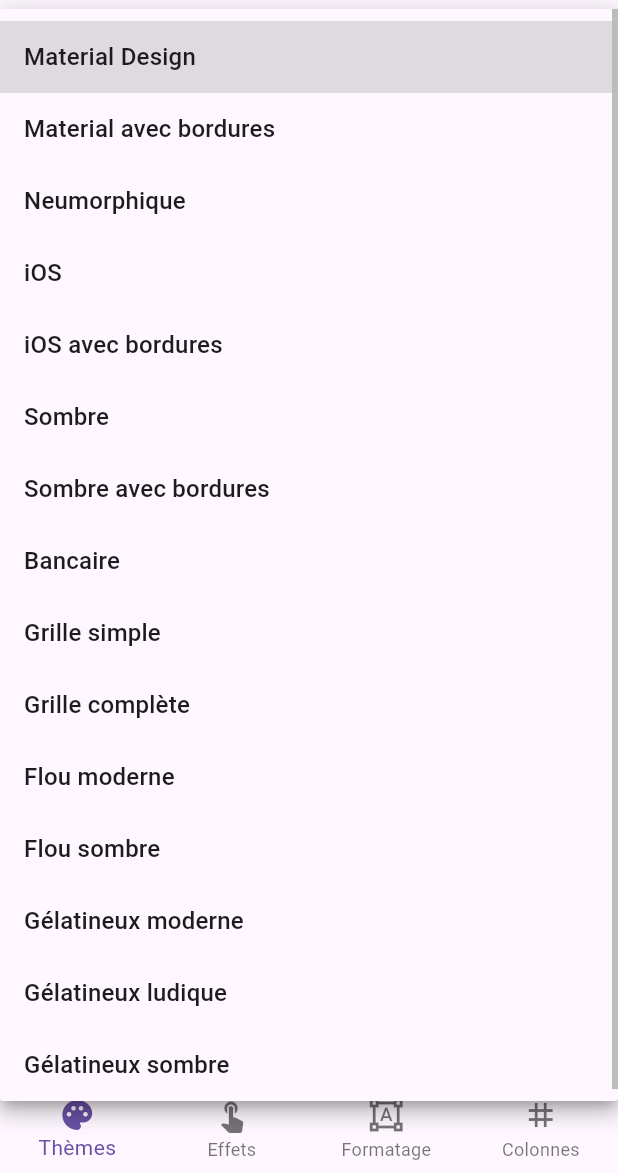
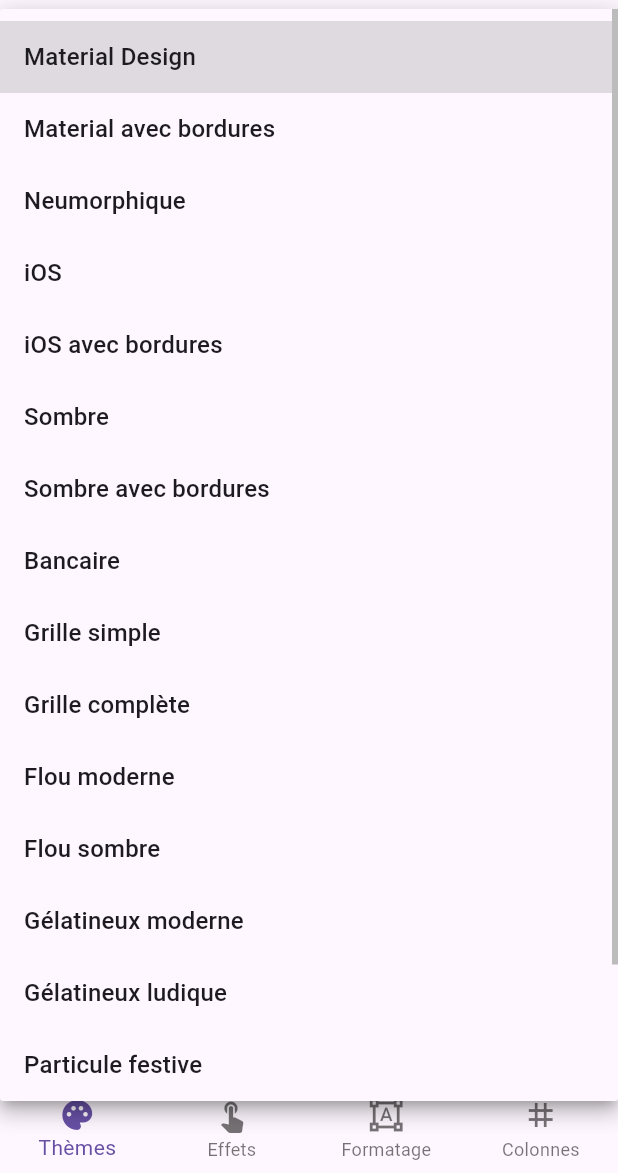
Before and after one commit to inossan-dev/flutter_secret_keyboard, a Flutter app: the screen it shows after launch, after a tap on "Material Design", on a phone screen of 412 x 824 dp, the part 63-1236 px from its top. Run offline on Flutter 3.47's test engine with Material 3 defaults, Android fonts, the phone set to English and light mode, and no system bars.

Commit message:
ajouter les effets particule, néon et aquatique

```diff
--- a/example/lib/main.dart
+++ b/example/lib/main.dart
@@ -109,7 +109,9 @@ class _ThemeDemoPageState extends State<ThemeDemoPage> {
     {'name': 'Flou sombre', 'theme': SecretKeyboardTheme.blurredDark},
     {'name': 'Gélatineux moderne', 'theme': SecretKeyboardTheme.jellyModern},
     {'name': 'Gélatineux ludique', 'theme': SecretKeyboardTheme.jellyPlayful},
-    {'name': 'Gélatineux sombre', 'theme': SecretKeyboardTheme.jellyDark},
+    {'name': 'Particule festive', 'theme': SecretKeyboardTheme.particleFestive},
+    {'name': 'Onde aquatique', 'theme': SecretKeyboardTheme.waveAquatic},
+    {'name': 'Néon cyber', 'theme': SecretKeyboardTheme.neonCyber},
   ];
 
   // Thème sélectionné (par défaut: Material Design)
--- a/lib/src/constants/constants.dart
+++ b/lib/src/constants/constants.dart
@@ -129,4 +129,13 @@ enum KeyTouchEffect {
 
   /// Effet gélatineux avec déformation élastique
   jelly,
+
+  /// Effet de particules colorées
+  particle,
+
+  /// Effet d'onde concentrique
+  wave,
+
+  /// Effet néon lumineux
+  neon,
 }
--- a/lib/src/themes/secret_keyboard_theme.dart
+++ b/lib/src/themes/secret_keyboard_theme.dart
@@ -337,4 +337,62 @@ class SecretKeyboardTheme {
     animationDuration: Duration(milliseconds: 380),
   );
 
+  /// Thème avec effet de particules - style festif
+  static const SecretKeyboardTheme particleFestive = SecretKeyboardTheme(
+    touchEffect: KeyTouchEffect.particle,
+    primaryColor: Color(0xFFFF6B6B),
+    backgroundColor: Colors.white,
+    textColor: Color(0xFF2E2E2E),
+    textStyle: TextStyle(
+      fontSize: 26,
+      color: Color(0xFF2E2E2E),
+      fontWeight: FontWeight.w600,
+      letterSpacing: 0.2,
+    ),
+    animationDuration: Duration(milliseconds: 800),
+  );
+
+  /// Thème avec effet d'onde - style aquatique
+  static const SecretKeyboardTheme waveAquatic = SecretKeyboardTheme(
+    touchEffect: KeyTouchEffect.wave,
+    primaryColor: Color(0xFF00B4D8),
+    backgroundColor: Color(0xFFF0F9FF),
+    textColor: Color(0xFF0A3449),
+    textStyle: TextStyle(
+      fontSize: 24,
+      color: Color(0xFF0A3449),
+      fontWeight: FontWeight.w500,
+      letterSpacing: 0.15,
+    ),
+    animationDuration: Duration(milliseconds: 600),
+  );
+
+  /// Thème avec effet néon - style cyberpunk
+  static const SecretKeyboardTheme neonCyber = SecretKeyboardTheme(
+    touchEffect: KeyTouchEffect.neon,
+    primaryColor: Color(0xFF00FFFF),
+    backgroundColor: Color(0xFF0A0A0A),  // Fond sombre mais pas noir complet
+    secondaryColor: Color(0xFF1A1A1A),
+    textColor: Color(0xFFFFFFFF),  // Texte blanc pour meilleur contraste
+    textStyle: TextStyle(
+      fontSize: 26,
+      color: Color(0xFFFFFFFF),  // Blanc pour visibilité optimale
+      fontWeight: FontWeight.w500,  // Plus épais pour mieux voir
+      letterSpacing: 0.3,
+      fontFamily: 'monospace',  // Police monospace pour style tech
+      shadows: [
+        Shadow(
+          blurRadius: 10,
+          color: Color(0xFF00FFFF),  // Lueur cyan autour du texte
+          offset: Offset(0, 0),
+        ),
+        Shadow(
+          blurRadius: 20,
+          color: Color(0x8000FFFF),  // Halo plus large
+          offset: Offset(0, 0),
+        ),
+      ],
+    ),
+    animationDuration: Duration(milliseconds: 400),
+  );
 }
--- a/lib/src/utils/key_migration_helper.dart
+++ b/lib/src/utils/key_migration_helper.dart
@@ -1,6 +1,6 @@
 import 'package:flutter/material.dart';
+import 'package:flutter_secret_keyboard/src/constants/secret_keyboard_constants.dart';
 import 'package:flutter_secret_keyboard/src/models/secret_keyboard_data.dart';
-import 'package:flutter_secret_keyboard/src/constants/secret_keyboard_constants.dart';
 
 /// Utilitaire de migration pour faciliter la transition vers la nouvelle nomenclature
 class KeyMigrationHelper {
--- a/lib/src/widgets/secret_keyboard_item.dart
+++ b/lib/src/widgets/secret_keyboard_item.dart
@@ -49,21 +49,21 @@ class SecretKeyboardItem extends StatelessWidget {
       case KeyType.numeric:
         return Text(
           secretKeyboardData.key,
-          style: cellStyle,
+          style: cellStyle ?? const TextStyle(fontSize: 24, color: Colors.white),
         );
 
       case KeyType.fingerprint:
         return fingerprintButtonWidget ?? Icon(
           Icons.fingerprint,
           size: 30,
-          color: cellStyle?.color ?? Colors.black,
+          color: cellStyle?.color ?? Colors.white,
         );
 
       case KeyType.delete:
         return deleteButtonWidget ?? Icon(
           Icons.backspace,
           size: 30,
-          color: cellStyle?.color ?? Colors.black,
+          color: cellStyle?.color ?? Colors.white,
         );
 
       case KeyType.empty:
@@ -72,7 +72,7 @@ class SecretKeyboardItem extends StatelessWidget {
       case KeyType.custom:
         return Text(
           secretKeyboardData.displayLabel ?? secretKeyboardData.key,
-          style: cellStyle,
+          style: cellStyle ?? const TextStyle(fontSize: 24, color: Colors.white),
         );
     }
   }
```
Also changed, not shown: lib/flutter_secret_keyboard.dart (+7 -7 lines), lib/src/widgets/animations/neon_effect.dart (added, +173 -0 lines), lib/src/widgets/animations/particle_effect.dart (added, +165 -0 lines), lib/src/widgets/animations/wave_effect.dart (added, +139 -0 lines), lib/src/widgets/touch_effect_factory.dart (+64 -1 lines).
